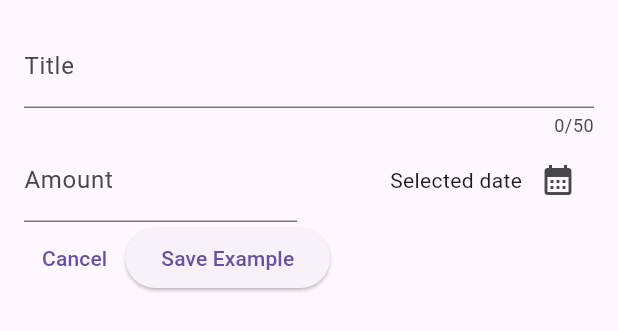
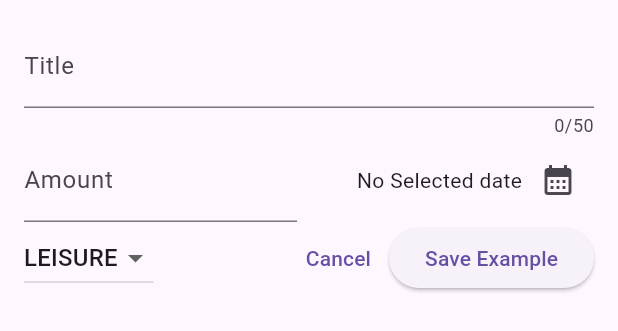
Before and after one commit to wemali05/expense_tracker, a Flutter app: the NewExpense widget shown alone on an empty page, opened directly, on a phone screen of 412 x 824 dp. Shown: the top 331 px of the screen. Run offline on Flutter 3.47's test engine with Material 3 defaults, Android fonts, the phone set to English and light mode, and no system bars.

Commit message:
categories dropdown

```diff
--- a/lib/widgets/new_expense.dart
+++ b/lib/widgets/new_expense.dart
@@ -1,3 +1,4 @@
+import 'package:expense_tracker/models/expense.dart';
 import 'package:flutter/material.dart';
 import 'package:flutter/services.dart';
 
@@ -13,11 +14,18 @@ class NewExpense extends StatefulWidget {
 class _NewExpenseState extends State<NewExpense> {
   final _textController = TextEditingController();
   final _amountController = TextEditingController();
+  DateTime? _selectedDate;
+  Category _selectedCategory = Category.leisure;
 
-  void _presentDatePicker() {
-    final now =  DateTime.now();
+  void _presentDatePicker() async {
+    final now = DateTime.now();
     final firstDate = DateTime(now.year - 1, now.month, now.day);
-    showDatePicker(context: context, firstDate: firstDate, lastDate: now);
+    final pickedDate = await showDatePicker(
+        context: context, firstDate: firstDate, lastDate: now);
+
+    setState(() {
+      _selectedDate = pickedDate;
+    });
   }
 
   @override
@@ -46,27 +54,61 @@ class _NewExpenseState extends State<NewExpense> {
                 child: TextField(
                   controller: _amountController,
                   keyboardType: TextInputType.number,
-                  inputFormatters: [FilteringTextInputFormatter.digitsOnly,],
+                  inputFormatters: [
+                    FilteringTextInputFormatter.digitsOnly,
+                  ],
                   decoration: const InputDecoration(
                     prefixText: '\$ ',
                     label: Text('Amount'),
                   ),
                 ),
               ),
-              const SizedBox(width: 16,),
+              const SizedBox(
+                width: 16,
+              ),
               Expanded(
                 child: Row(
                   mainAxisAlignment: MainAxisAlignment.end,
                   crossAxisAlignment: CrossAxisAlignment.center,
                   children: [
-                  const Text('Selected date'),
-                  IconButton(onPressed: _presentDatePicker, icon: const Icon(Icons.calendar_month),),
-                ],),
+                    Text(
+                      _selectedDate == null
+                          ? 'No Selected date'
+                          : formatter.format(_selectedDate!),
+                    ),
+                    IconButton(
+                      onPressed: _presentDatePicker,
+                      icon: const Icon(Icons.calendar_month),
+                    ),
+                  ],
+                ),
               )
             ],
           ),
           Row(
             children: [
+              DropdownButton(
+                value: _selectedCategory,
+                items: Category.values
+                    .map(
+                      (category) => DropdownMenuItem(
+                        value: category,
+                        child: Text(
+                          category.name.toUpperCase(),
+                        ),
+                      ),
+                    )
+                    .toList(),
+                onChanged: (value) {
+                  if (value == null) {
+                    return;
+                  }
+                  setState(() {
+                    _selectedCategory = value;
+                  });
+                },
+              ),
+              const Spacer(),
               TextButton(
                 onPressed: () {
                   Navigator.pop(context);
```
